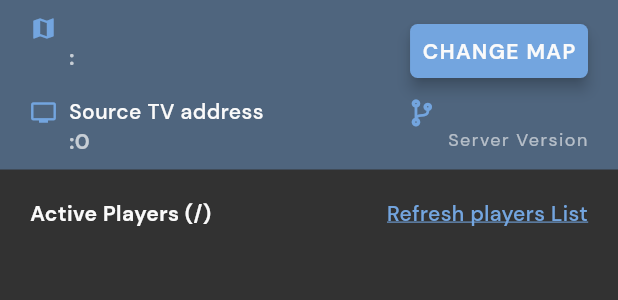
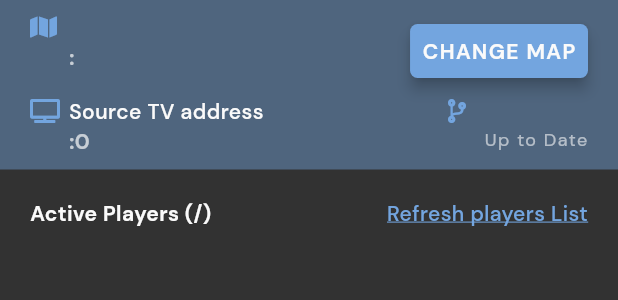
Before and after one commit to mohitkyadav/source-server-manager, a Flutter app: the ServerControls widget shown alone on an empty page, opened directly with empty values, on a phone screen of 412 x 824 dp. Shown: the top 300 px of the screen. Run offline on Flutter 3.47's test engine with Material 2 defaults, Android fonts, the phone set to English and light mode, and no system bars; our stand-ins replace flutter_slidable, font_awesome_flutter, shared_preferences; missing offline and left inert: flutter_advanced_avatar, source_server, window_size, xml2json; accounts and stored records are empty.

Commit message:
show server update status

```diff
--- a/lib/ui/pages/server_details_page/server_details_page.dart
+++ b/lib/ui/pages/server_details_page/server_details_page.dart
@@ -191,7 +191,7 @@ class _ServerDetailsPageState extends State<ServerDetailsPage> {
               isVacEnabled, isTvEnabled),
           ServerControls(widget.server, map, refreshInfo,
               sendCommandToSv, showToast, maps, numOfPlayers,
-              maxPlayers, version, tvPort),
+              maxPlayers, version, tvPort, isSvOutDated),
           PlayersList(players, refreshInfo, sendCommandToSv, showToast),
           if (players.isEmpty) EmptyServerState(),
         ],
@@ -260,7 +260,7 @@ class _ServerDetailsPageState extends State<ServerDetailsPage> {
     setState(() {
       isLoading = true;
     });
-    _checkForSvUpdate();
+
     _connectToServer((SourceServer sourceServer) async {
       final ServerInfo serverInfo = await sourceServer.getInfo();
       final String statusRes = await sourceServer.command('status');
@@ -282,21 +282,16 @@ class _ServerDetailsPageState extends State<ServerDetailsPage> {
         isLoading = false;
       });
 
+      _checkForSvUpdate();
       sourceServer.close();
     });
   }
 
   Future<void> _checkForSvUpdate () async {
     final dynamic svUpdateStatus = await checkForSvUpdate(version);
-    print(svUpdateStatus['response']['up_to_date']);
 
-    if (svUpdateStatus['response']['up_to_date'] == 'true') {
-      print('here');
-      setState(() {
-        isSvOutDated = false;
-      });
-    } else {
-      isSvOutDated = true;
-    }
+    setState(() {
+      isSvOutDated = svUpdateStatus['response']['up_to_date'] != true;
+    });
   }
 }
--- a/lib/ui/widgets/server_widgets/server_controls.dart
+++ b/lib/ui/widgets/server_widgets/server_controls.dart
@@ -10,7 +10,7 @@ import 'package:turrant/themes/styling.dart';
 class ServerControls extends StatelessWidget {
   const ServerControls(this.server, this.map, this.refreshInfo,
       this.sendCommandToSv, this.showToast, this.maps,  this.numOfPlayers,
-      this.maxPlayers, this.version, this.tvPort);
+      this.maxPlayers, this.version, this.tvPort, this.isSvOutDated);
 
   final Server server;
   final String map;
@@ -22,6 +22,7 @@ class ServerControls extends StatelessWidget {
   final String maxPlayers;
   final String version;
   final int tvPort;
+  final bool isSvOutDated;
 
   @override
   Widget build(BuildContext context) {
@@ -46,10 +47,10 @@ class ServerControls extends StatelessWidget {
                       Row(
                         crossAxisAlignment: CrossAxisAlignment.start,
                         children: <Widget>[
-                          const Icon(Icons.map, color: AppStyles.blue2,
-                              size: 18
+                          const Icon(FontAwesomeIcons.solidMap, color: AppStyles.blue2,
+                              size: 16
                           ),
-                          const SizedBox(width: 8,),
+                          const SizedBox(width: 10,),
                           Column(
                             crossAxisAlignment: CrossAxisAlignment.start,
                             children: <Widget>[
@@ -100,8 +101,9 @@ class ServerControls extends StatelessWidget {
                     Row(
                       crossAxisAlignment: CrossAxisAlignment.start,
                       children: <Widget>[
-                        const Icon(Icons.tv, color: AppStyles.blue2, size: 18,),
-                        const SizedBox(width: 8,),
+                        const Icon(FontAwesomeIcons.tv,
+                          color: AppStyles.blue2, size: 16,),
+                        const SizedBox(width: 10,),
                         Column(
                           crossAxisAlignment: CrossAxisAlignment.start,
                           children: <Widget>[
@@ -118,16 +120,19 @@ class ServerControls extends StatelessWidget {
                   Row(
                     crossAxisAlignment: CrossAxisAlignment.start,
                     children: <Widget>[
-                      const Icon(FontAwesomeIcons.codeBranch,
-                        color: AppStyles.blue2, size: 18),
-                      const SizedBox(width: 8,),
+                      if (!isSvOutDated) const Icon(FontAwesomeIcons.codeBranch,
+                        color: AppStyles.blue2, size: 16)
+                      else const Icon(FontAwesomeIcons.exclamationTriangle,
+                          color: AppStyles.yellow, size: 16
+                      ),
+                      const SizedBox(width: 10,),
                       Column(
                         crossAxisAlignment: CrossAxisAlignment.start,
                         children: <Widget>[
                           Text(version,
                             style: AppStyles.serverDetailsHeaderTitle,),
                           const SizedBox(height: 2,),
-                          const Text('Server Version',
+                          Text(isSvOutDated ? 'Update available!' : 'Up to Date',
                               style: AppStyles.consoleRes),
                         ],
                       ),
```
